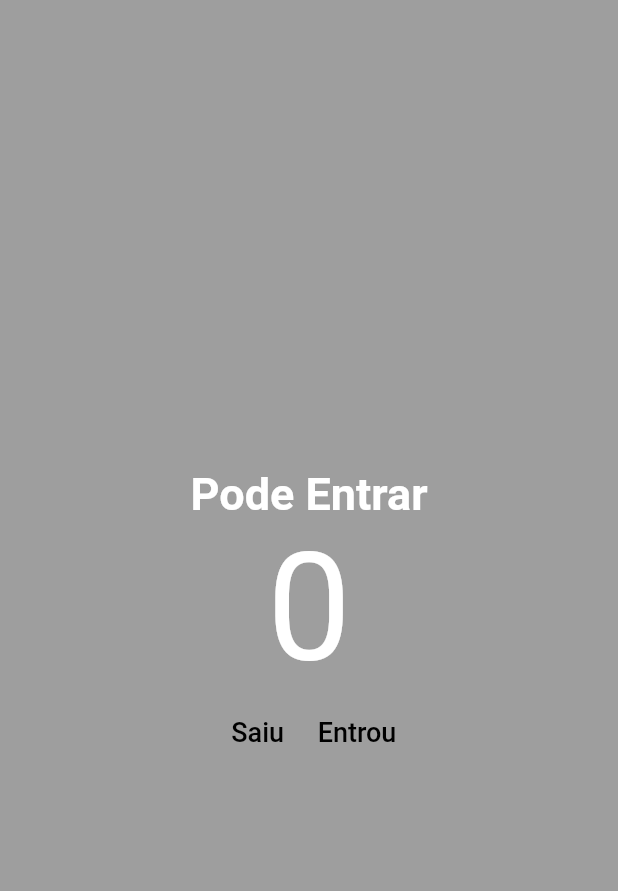
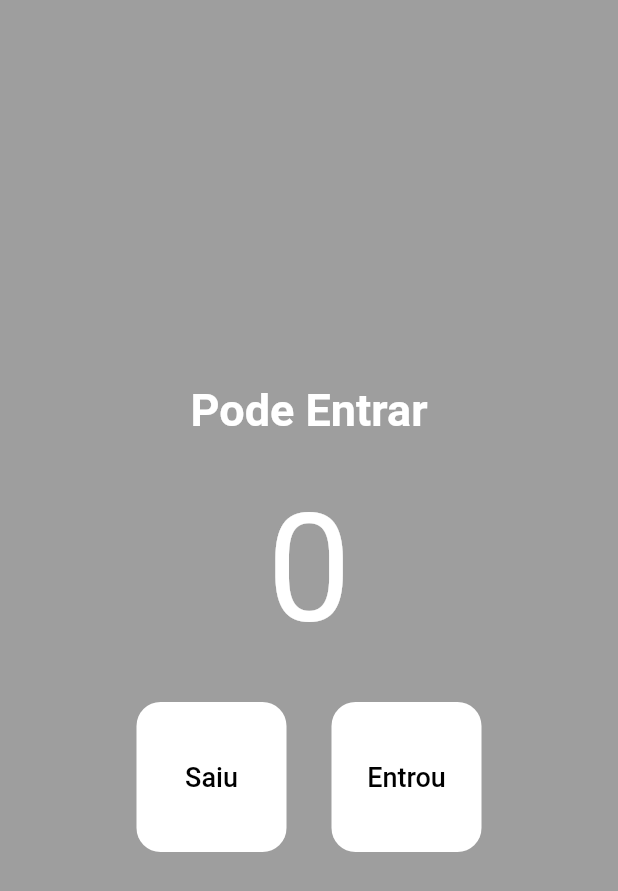
Before and after one commit to 9reis/app_contador_pessoas, a Flutter app: the screen it shows after launch, on a phone screen of 412 x 824 dp. Shown: the top 891 px of the screen. Run offline on Flutter 3.47's test engine with Material 2 defaults, Android fonts, the phone set to English and light mode, and no system bars.

Commit message:
Personalizando o botão e o Padding

```diff
--- a/lib/main.dart
+++ b/lib/main.dart
@@ -42,19 +42,29 @@ class HomePage extends StatelessWidget {
               fontWeight: FontWeight.w700,
             ),
           ),
-          const Text(
-            "0",
-            style: TextStyle(
-              fontSize: 100,
-              color: Colors.white,
+          const Padding(
+            padding: EdgeInsets.all(30),
+            child: Text(
+              "0",
+              style: TextStyle(
+                fontSize: 100,
+                color: Colors.white,
+              ),
             ),
           ),
           Row(
             mainAxisAlignment: MainAxisAlignment.center,
             children: [
               TextButton(
+                style: TextButton.styleFrom(
+                  backgroundColor: Colors.white,
+                  fixedSize: const Size(100, 100),
+                  primary: Colors.black,
+                  shape: RoundedRectangleBorder(
+                      borderRadius: BorderRadius.circular(16)),
+                ),
                 onPressed: decrement,
-                child: Text(
+                child: const Text(
                   "Saiu",
                   style: TextStyle(
                     color: Colors.black,
@@ -62,9 +72,17 @@ class HomePage extends StatelessWidget {
                   ),
                 ),
               ),
+              const SizedBox(width: 30),
               TextButton(
+                style: TextButton.styleFrom(
+                  backgroundColor: Colors.white,
+                  fixedSize: const Size(100, 100),
+                  primary: Colors.black,
+                  shape: RoundedRectangleBorder(
+                      borderRadius: BorderRadius.circular(16)),
+                ),
                 onPressed: increment,
-                child: Text(
+                child: const Text(
                   "Entrou",
                   style: TextStyle(
                     color: Colors.black,
```
